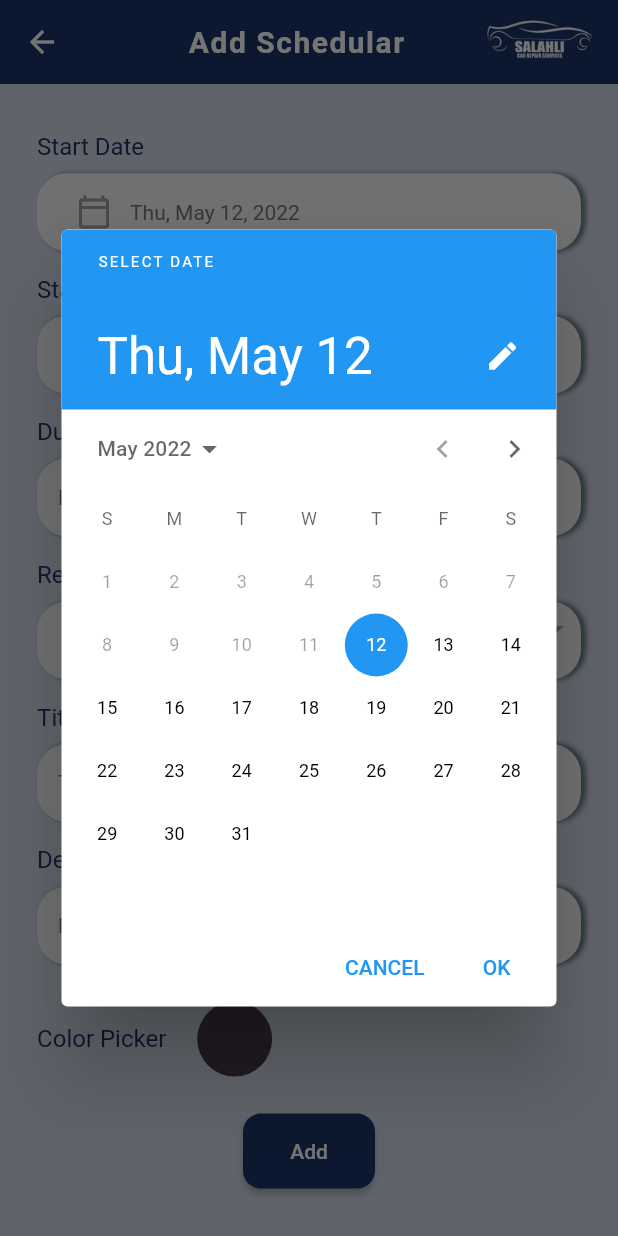
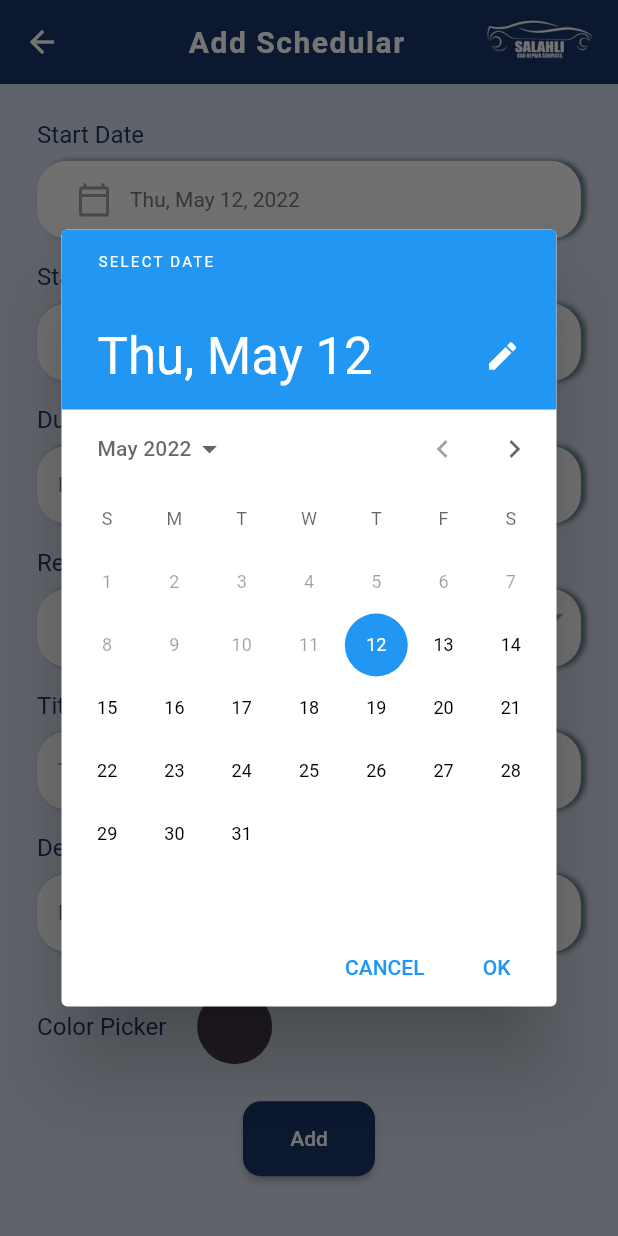
Before and after one commit to sergi-s/Salahly-mechanic-application, a Flutter app: the AddSchedulerTaskScreen screen opened directly with empty values, after a tap on the "calendar today" icon, on a phone screen of 412 x 824 dp. Run offline on Flutter 3.47's test engine with Material 2 defaults, Android fonts, the phone set to English and light mode, and no system bars; drawn by our look-alikes of overlay_support; our stand-ins replace animated_theme_switcher, dropdown_button2, easy_localization, firebase_auth, firebase_core, firebase_database and 13 more; missing offline and left inert: confirm_dialog, dart:ffi, flutter_geofire, localstore, salahly_models, time_planner; accounts and stored records are empty.

Commit message:
Final edit

```diff
--- a/lib/screens/scheduler/add_scheduler_task.dart
+++ b/lib/screens/scheduler/add_scheduler_task.dart
@@ -87,6 +87,7 @@ class _AddSchedulerTaskScreenState
   DateTime? dateTime = DateTime.now();
   String description = "", title = "";
   Color pickerColor = Color(0xff443a49);
+  // TimeOfDay selectedTime = TimeOfDay.now();
   // Color currentColor = Color(0xff443a49);
   // String? color;
 
@@ -96,14 +97,13 @@ class _AddSchedulerTaskScreenState
       initialTime: timeOfDay ?? TimeOfDay.now(),
     );
   }
+  _datePicker(BuildContext context) async{
+    DateTime? _pickerDate = await showDatePicker(
+        context: context,
+        initialDate: DateTime.now(),
+        firstDate: DateTime.now(),
+        lastDate: DateTime.now().add(const Duration(days: 365)));
 
-  _datePicker(BuildContext context) async {
-    dateTime = await showDatePicker(
-      context: context,
-      initialDate: dateTime ?? DateTime.now(),
-      firstDate: DateTime.now(),
-      lastDate: DateTime.now().add(const Duration(days: 365)),
-    );
   }
 
   // create some values
@@ -150,8 +150,7 @@ class _AddSchedulerTaskScreenState
           ),
         ]),
       ),
-      body: SafeArea(
-        child: SingleChildScrollView(
+      body: SingleChildScrollView(
         child: Center(
           child: Container(
             width: size.width * 0.88,
@@ -159,7 +158,7 @@ class _AddSchedulerTaskScreenState
                 crossAxisAlignment: CrossAxisAlignment.start,
                 children: [
                   SizedBox(
-                      height: MediaQuery.of(context).size.height * 0.02,
+                    height: MediaQuery.of(context).size.height * 0.01,
                   ),
                   MyInputField(
                     fn: () {},
@@ -175,10 +174,7 @@ class _AddSchedulerTaskScreenState
                       ),
                     ),
                   ),
-                    Row(
-                      children: [
-                        Expanded(
-                          child: MyInputField(
+                  MyInputField(
                     fn: () {},
                     title: 'Start Time',
                     hint:
@@ -193,23 +189,15 @@ class _AddSchedulerTaskScreenState
                       ),
                     ),
                   ),
-                        ),
-                      ],
-                    ),
-                    // SizedBox(
-                    //   height: MediaQuery.of(context).size.height * 0.02,
-                    // ),
                   Row(
                     children: [
                       Expanded(
-                            flex: 8,
                           child: MyInputField(
                               title: "Duration", hint: "Hours", fn: () {})),
                       SizedBox(
                         width: MediaQuery.of(context).size.width * 0.02,
                       ),
                       Expanded(
-                            flex: 8,
                           child: MyInputField(
                               title: "", hint: "Minutes", fn: () {})),
                     ],
@@ -218,15 +206,7 @@ class _AddSchedulerTaskScreenState
                   SizedBox(
                     height: MediaQuery.of(context).size.height * 0.02,
                   ),
-                    SelectRequest(
-                      items: ["RSA", "WSA"],
-                      onChangedfunction: () {},
-                      hintText: '',
-                      title: "Request Type",
-                    ),
-                    // SizedBox(
-                    //   height: MediaQuery.of(context).size.height * 0.02,
-                    // ),
+                  SelectRequest(items: ["RSA","WSA"], onChangedfunction: (){},  hintText: '',title: "Request Type",),
                   MyInputField(
                       title: "Title", hint: "Title", fn: (updatedTitle) {
                     title = updatedTitle;
@@ -304,7 +284,6 @@ class _AddSchedulerTaskScreenState
           ),
         ),
       ),
-      ),
     );
   }
 
@@ -346,4 +325,5 @@ class _AddSchedulerTaskScreenState
           );
         });
   }
+
 }
--- a/lib/widgets/add_Schedular/select_textfield.dart
+++ b/lib/widgets/add_Schedular/select_textfield.dart
@@ -48,9 +48,6 @@ class _SelectRequestState extends State<SelectRequest> {
                     offset: Offset(3, 0),
                   ),
                 ]),
-
-            // dropdown below..
-            child: Expanded(
             child: DropdownButtonFormField2<String>(
 
               decoration: InputDecoration(
@@ -80,7 +77,6 @@ class _SelectRequestState extends State<SelectRequest> {
               // underline: SizedBox(),
             ),
           ),
-          ),
         ],
       ),
     )
```
Also changed, not shown: pubspec.lock. Lines whose indentation alone changed are shown as unchanged.
